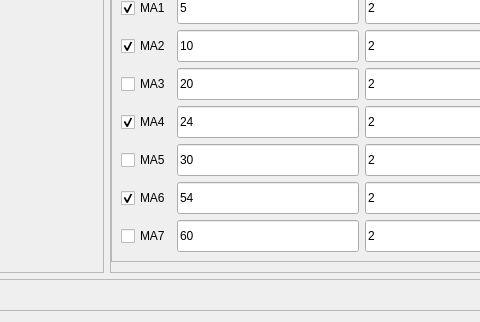
Old version of the form src/gui/qt_widgets/MComponents/indicators/setting/KLineIndicatorSettingDialog.ui in the repository Daydreamer-AI/KLineReview; both pictures show x 107 to 587 and y 308 to 630 of the 722 by 630 pixel window.
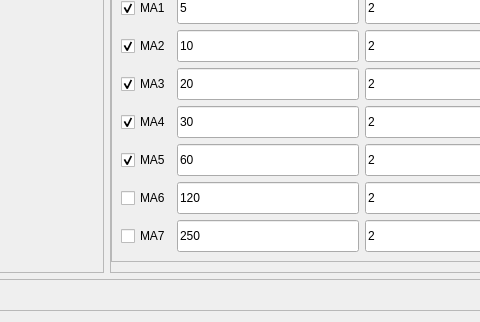
New version of the form. Custom widgets are drawn as their Qt base class.

Commit message: 默认MA指标调整

```diff
--- a/src/gui/qt_widgets/MComponents/indicators/setting/KLineIndicatorSettingDialog.ui
+++ b/src/gui/qt_widgets/MComponents/indicators/setting/KLineIndicatorSettingDialog.ui
@@ -363,6 +363,9 @@
              <property name="text">
               <string>MA3</string>
              </property>
+             <property name="checked">
+              <bool>true</bool>
+             </property>
             </widget>
            </item>
            <item row="4" column="1">
@@ -429,7 +432,7 @@
               </size>
              </property>
              <property name="text">
-              <string>24</string>
+              <string>30</string>
              </property>
             </widget>
            </item>
@@ -470,6 +473,9 @@
              <property name="text">
               <string>MA5</string>
              </property>
+             <property name="checked">
+              <bool>true</bool>
+             </property>
             </widget>
            </item>
            <item row="6" column="1">
@@ -481,7 +487,7 @@
               </size>
              </property>
              <property name="text">
-              <string>30</string>
+              <string>60</string>
              </property>
             </widget>
            </item>
@@ -523,7 +529,7 @@
               <string>MA6</string>
              </property>
              <property name="checked">
-              <bool>true</bool>
+              <bool>false</bool>
              </property>
             </widget>
            </item>
@@ -536,7 +542,7 @@
               </size>
              </property>
              <property name="text">
-              <string>54</string>
+              <string>120</string>
              </property>
             </widget>
            </item>
@@ -588,7 +594,7 @@
               </size>
              </property>
              <property name="text">
-              <string>60</string>
+              <string>250</string>
              </property>
             </widget>
            </item>
```
The commit also changes 2 other files.
